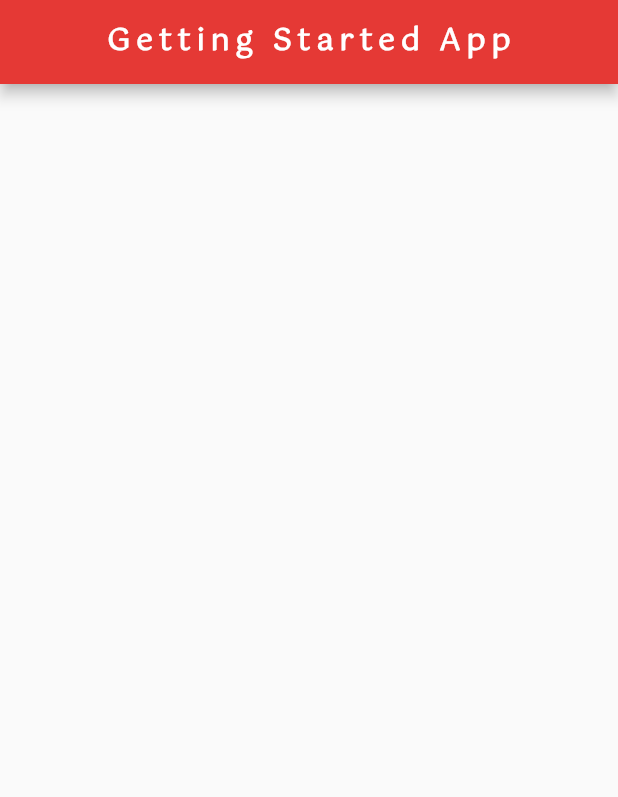
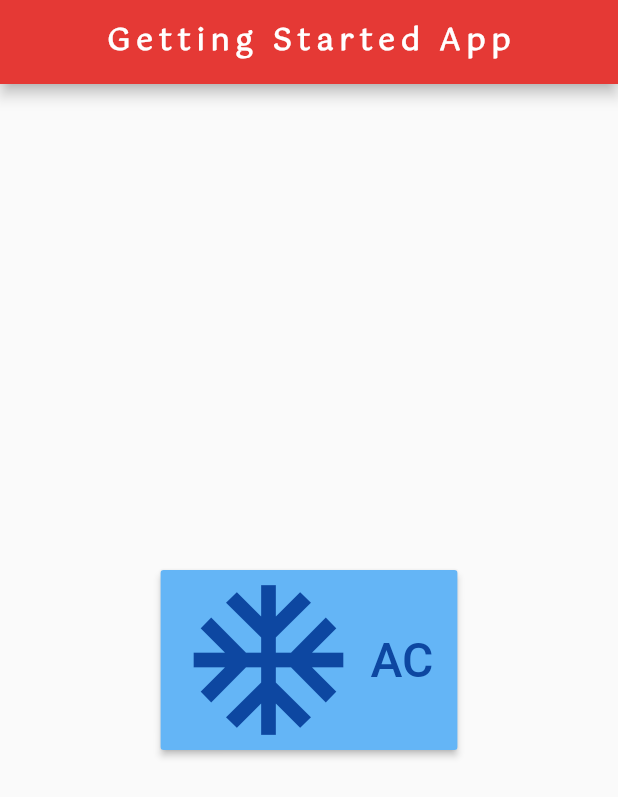
Before and after one commit to brentjeffson/flutter-getting_started_app, a Flutter app: the screen it shows after launch, on a phone screen of 412 x 824 dp. Shown: the top 797 px of the screen. Run offline on Flutter 3.47's test engine with Material 2 defaults, Android fonts, the phone set to English and light mode, and no system bars.

Commit message:
raisedbutton widget with icon and label

```diff
--- a/lib/main.dart
+++ b/lib/main.dart
@@ -21,6 +21,24 @@ class Home extends StatelessWidget {
         centerTitle: true,
         backgroundColor: Colors.red[600],
       ),
+      body: Center(
+        child: RaisedButton.icon(
+          onPressed: () {},
+          color: Colors.blue[300],
+          icon: Icon(
+            Icons.ac_unit,
+            color: Colors.blue[900],
+            size: 120,
+          ),
+          label: Text(
+            "AC",
+            style: TextStyle(
+              color: Colors.blue[900],
+              fontSize: 32,
+            ),
+          ),
+        ),
+      ),
     );
   }
 }
```
